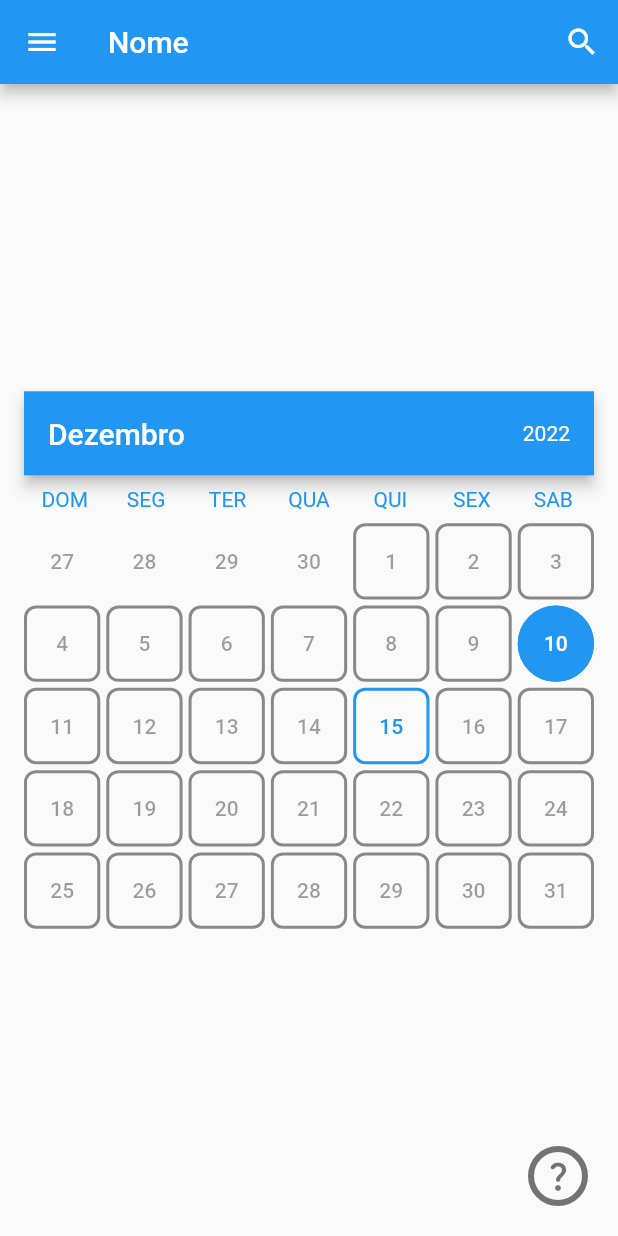
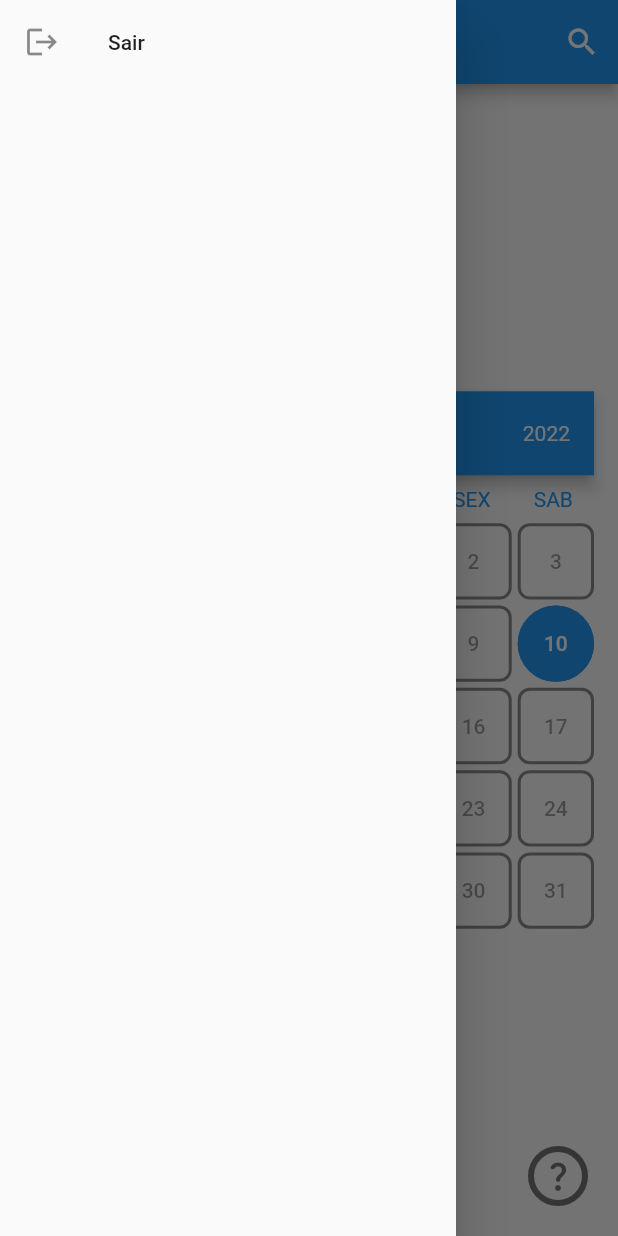
Before and after one commit to RenataSisilio/agenda, a Flutter app: the HomePage screen opened directly, with the side drawer open (before the commit the screen has no drawer), on a phone screen of 412 x 824 dp. Run offline on Flutter 3.47's test engine with Material 2 defaults, Android fonts, the phone set to English and light mode, and no system bars; our stand-ins replace bloc, dio, firebase_auth, firebase_core, flutter_bloc; missing offline and left inert: firebase_ui_auth, flutterfire_ui; accounts and stored records are empty; network calls fail; statements that could not run were skipped.

Commit message:
feat: add logout (and drawer)

```diff
--- a/lib/home/home_page.dart
+++ b/lib/home/home_page.dart
@@ -1,3 +1,4 @@
+import 'package:firebase_auth/firebase_auth.dart';
 import 'package:flutter/material.dart';
 
 import '../globals.dart';
@@ -16,16 +17,18 @@ class HomePage extends StatefulWidget {
 class _HomePageState extends State<HomePage> {
   final controller = HomeController(HomeRepository());
 
+  void logout() async {
+    final navigator = Navigator.of(context);
+    await FirebaseAuth.instance.signOut();
+    navigator.pushReplacementNamed('/splash');
+  }
+
   @override
   Widget build(BuildContext context) {
     final pageController =
         PageController(initialPage: today.month + 11); //index of current month
     return Scaffold(
       appBar: AppBar(
-        leading: IconButton(
-          onPressed: () {},
-          icon: const Icon(Icons.menu),
-        ),
         title: const Text('Nome'),
         actions: [
           IconButton(
@@ -33,6 +36,19 @@ class _HomePageState extends State<HomePage> {
             icon: const Icon(Icons.search),
           )
         ],
+      ),
+      drawer: Drawer(
+        child: SingleChildScrollView(
+          child: Column(
+            children: [
+              ListTile(
+                leading: const Icon(Icons.logout),
+                title: const Text('Sair'),
+                onTap: () => logout(),
+              ),
+            ],
+          ),
+        ),
       ),
       body: Center(
         child: FutureBuilder(
```
